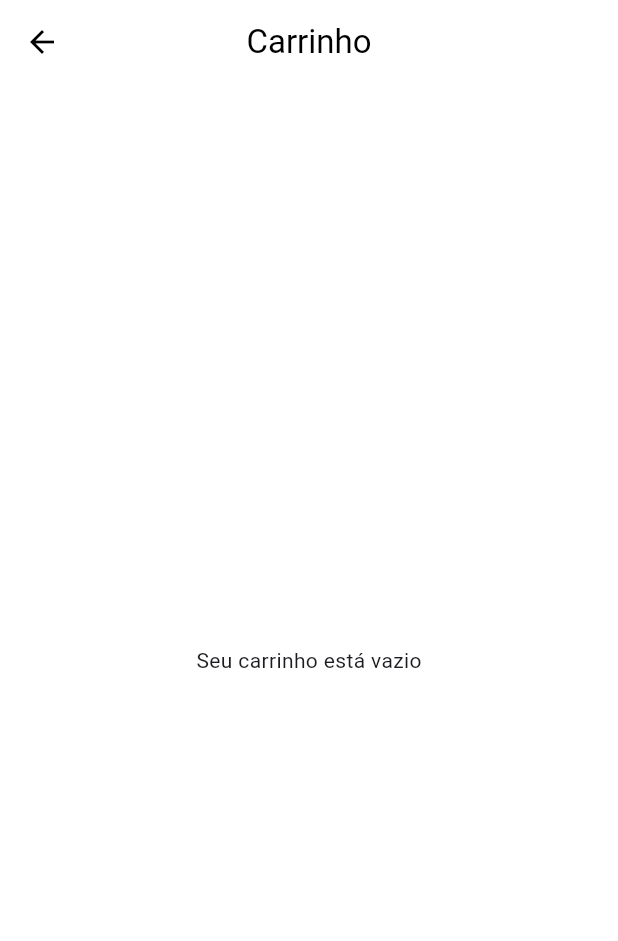
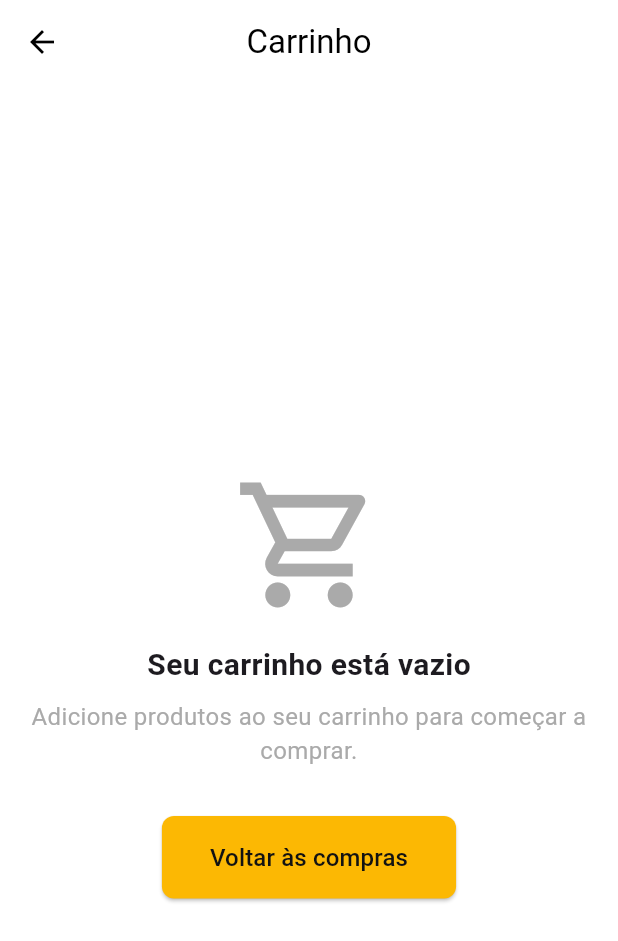
Before and after one commit to ataliasraniel/flutter_shopping_cart_mvvm, a Flutter app: the CartView screen opened by its route, on a phone screen of 412 x 824 dp. Shown: the top 941 px of the screen. Run offline on Flutter 3.47's test engine with Material 3 defaults, Android fonts, the phone set to English and light mode, and no system bars; our stand-ins replace dio, get_it; network calls fail.

Commit message:
fix: correção em states globais

```diff
--- a/lib/modules/cart/cart_view.dart
+++ b/lib/modules/cart/cart_view.dart
@@ -73,7 +73,32 @@ class _CartViewState extends State<CartView> {
         listenable: viewModel,
         builder: (context, child) {
           if (viewModel.cartItems.isEmpty) {
-            return const Center(child: Text('Seu carrinho está vazio'));
+            return Center(
+              child: Column(
+                mainAxisAlignment: MainAxisAlignment.center,
+                crossAxisAlignment: CrossAxisAlignment.center,
+                children: <Widget>[
+                  const SizedBox(height: kLargeSize),
+                  Icon(Icons.shopping_cart_outlined, size: 100, color: AppColors.textSecondary),
+                  const SizedBox(height: kMediumSize),
+                  const Text('Seu carrinho está vazio', style: TextStyle(fontSize: 20, fontWeight: FontWeight.bold)),
+                  const SizedBox(height: kSmallSize),
+                  const Text(
+                    'Adicione produtos ao seu carrinho para começar a comprar.',
+                    style: TextStyle(fontSize: 16, color: AppColors.textSecondary),
+                    textAlign: TextAlign.center,
+                  ),
+                  const SizedBox(height: kLargeSize),
+                  PrimaryButton(
+                    label: 'Voltar às compras',
+                    isFullWidth: false,
+                    onPressed: () {
+                      Navigator.pop(context);
+                    },
+                  ),
+                ],
+              ),
+            );
           }
 
           return Padding(
@@ -191,6 +216,17 @@ class _CartViewState extends State<CartView> {
                           viewModel.checkout();
                         },
                       ),
+                      TextButton(
+                        onPressed: () {
+                          viewModel.clearCart();
+                        },
+                        child: const Center(
+                          child: Text(
+                            'Limpar Carrinho',
+                            style: TextStyle(fontSize: 16, fontWeight: FontWeight.bold, color: AppColors.primary),
+                          ),
+                        ),
+                      ),
                     ],
                   ),
                 ),
--- a/lib/modules/cart/cart_view_model.dart
+++ b/lib/modules/cart/cart_view_model.dart
@@ -2,13 +2,16 @@ import 'package:flutter/material.dart';
 import 'package:flutter_shopping_cart_mvvm/shared/entities/models/cart_item.dart';
 import 'package:flutter_shopping_cart_mvvm/shared/entities/models/product.dart';
 import 'package:flutter_shopping_cart_mvvm/shared/entities/models/response/checkout_response_model.dart';
+import 'package:flutter_shopping_cart_mvvm/shared/mixins/api_error_handler_mixin.dart';
 import 'package:flutter_shopping_cart_mvvm/shared/services/cart_service.dart';
 
 enum CheckoutState { initial, loading, success, error }
 
-class CartViewModel with ChangeNotifier {
+class CartViewModel with ChangeNotifier, ApiErrorHandlerMixin {
   final CartService _cartService;
-  CartViewModel(this._cartService);
+  CartViewModel(this._cartService) {
+    _cartService.addListener(notifyListeners);
+  }
 
   CheckoutState _checkoutState = CheckoutState.initial;
   String _errorMessage = '';
@@ -26,22 +29,18 @@ class CartViewModel with ChangeNotifier {
 
   void addProductToCart(Product product) {
     _cartService.addItem(CartItem(productId: product.id, quantity: 1, product: product));
-    notifyListeners();
   }
 
   void decreaseProductFromCart(Product product) {
     _cartService.decreaseItemByQuantity(CartItem(productId: product.id, quantity: 1, product: product));
-    notifyListeners();
   }
 
   void removeItemFromCart(int productId) {
     _cartService.removeItem(productId);
-    notifyListeners();
   }
 
   void clearCart() {
     _cartService.clearCart();
-    notifyListeners();
   }
 
   Future<bool> checkout() async {
@@ -55,9 +54,15 @@ class CartViewModel with ChangeNotifier {
       return true;
     } catch (e) {
       _checkoutState = CheckoutState.error;
-      _errorMessage = e.toString();
+      _errorMessage = handleApiError(e);
       notifyListeners();
       return false;
     }
   }
+
+  @override
+  void dispose() {
+    _cartService.removeListener(notifyListeners);
+    super.dispose();
+  }
 }
--- a/lib/shared/utils/formatters/money_formatter_utils.dart
+++ b/lib/shared/utils/formatters/money_formatter_utils.dart
@@ -1,4 +1,5 @@
 class MoneyFormatterUtils {
+  MoneyFormatterUtils._();
   static String format(double amount) {
     return '\$${amount.toStringAsFixed(2)}';
   }
```
Also changed, not shown: lib/modules/home/home_view.dart (+4 -6 lines), lib/modules/home/home_view_model.dart (+15 -5 lines), lib/modules/order_completed/order_completed_view.dart (+11 -5 lines).
